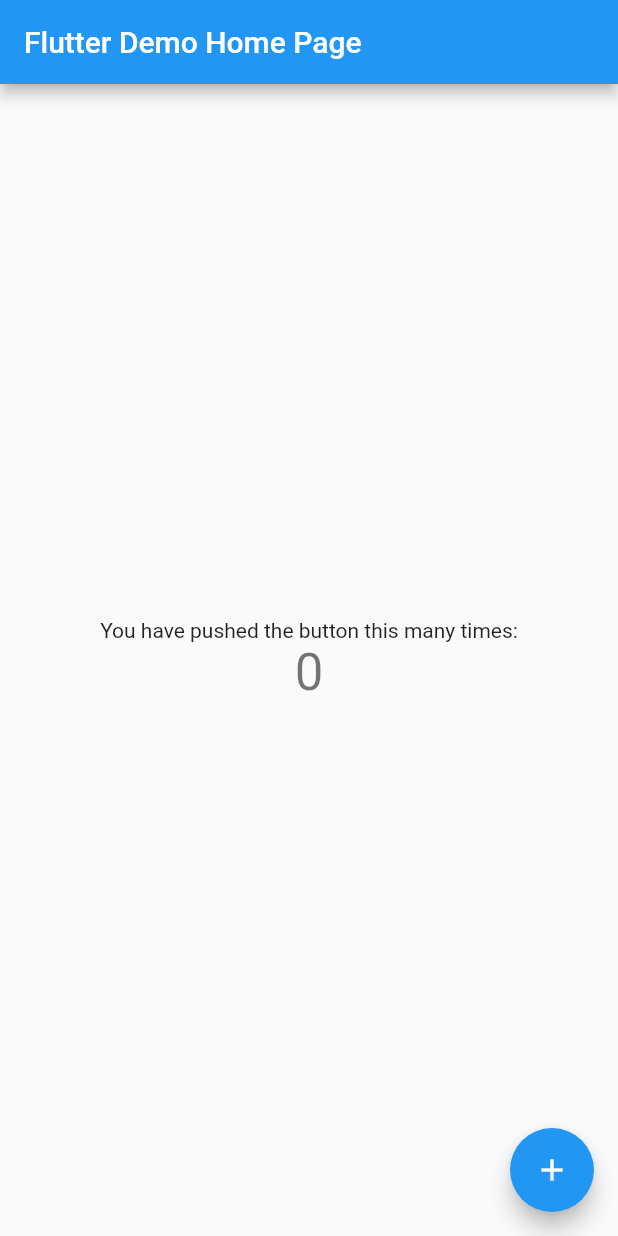
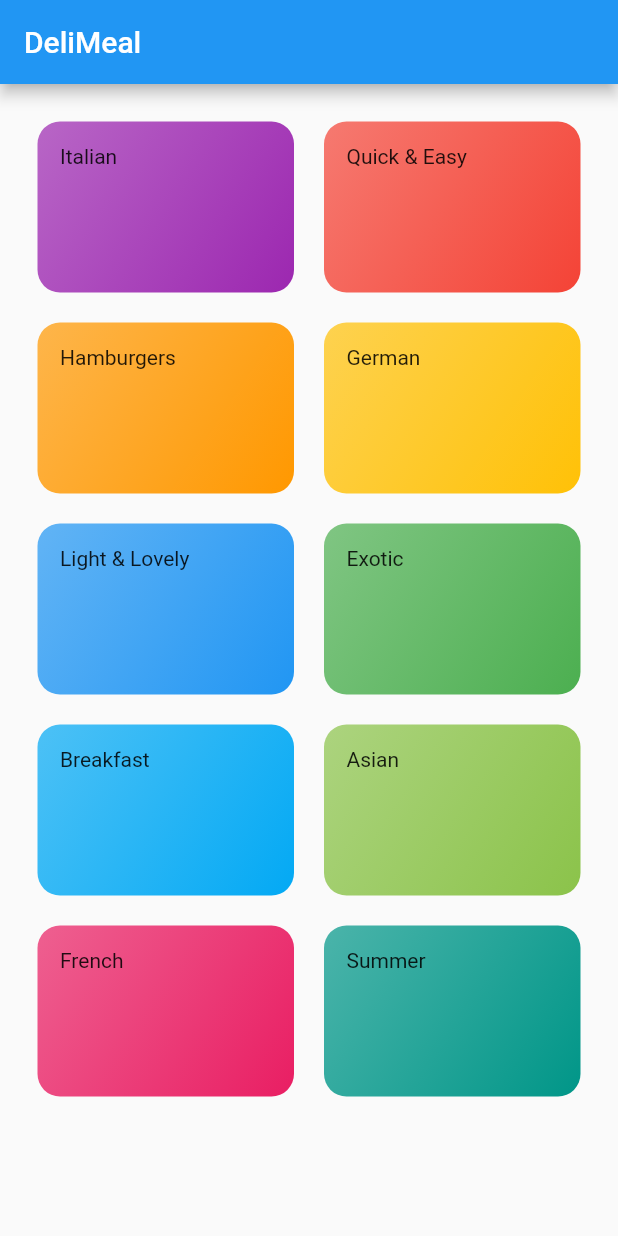
Before and after one commit to arielmagbanua/flutter-app-examples, a Flutter app: the screen it shows after launch, on a phone screen of 412 x 824 dp. Run offline on Flutter 3.47's test engine with Material 2 defaults, Android fonts, the phone set to English and light mode, and no system bars.

Commit message:
Category screen

```diff
--- /dev/null
+++ b/deli_meals/lib/categories_screen.dart
@@ -0,0 +1,27 @@
+import 'package:flutter/material.dart';
+
+import './dummy_data.dart';
+import './category_item.dart';
+
+class CategoriesScreen extends StatelessWidget {
+  @override
+  Widget build(BuildContext context) {
+    return Scaffold(
+      appBar: AppBar(
+        title: const Text('DeliMeal'),
+      ),
+      body: GridView(
+        padding: const EdgeInsets.all(25),
+        children: DUMMY_CATEGORIES.map((catData) {
+          return CategoryItem(catData.title, catData.color);
+        }).toList(),
+        gridDelegate: SliverGridDelegateWithMaxCrossAxisExtent(
+          maxCrossAxisExtent: 200,
+          childAspectRatio: 3 / 2,
+          crossAxisSpacing: 20,
+          mainAxisSpacing: 20,
+        ),
+      ),
+    );
+  }
+}
--- /dev/null
+++ b/deli_meals/lib/category_item.dart
@@ -0,0 +1,27 @@
+import 'package:flutter/material.dart';
+
+class CategoryItem extends StatelessWidget {
+  final String title;
+  final Color color;
+
+  CategoryItem(this.title, this.color);
+
+  @override
+  Widget build(BuildContext context) {
+    return Container(
+      padding: const EdgeInsets.all(15),
+      child: Text(title),
+      decoration: BoxDecoration(
+        gradient: LinearGradient(
+          colors: [
+            color.withOpacity(0.7),
+            color,
+          ],
+          begin: Alignment.topLeft,
+          end: Alignment.bottomRight,
+        ),
+        borderRadius: BorderRadius.circular(15),
+      ),
+    );
+  }
+}
--- /dev/null
+++ b/deli_meals/lib/dummy_data.dart
@@ -0,0 +1,56 @@
+import 'package:flutter/material.dart';
+
+import './models/category.dart';
+
+const DUMMY_CATEGORIES = const [
+  Category(
+    id: 'c1',
+    title: 'Italian',
+    color: Colors.purple,
+  ),
+  Category(
+    id: 'c2',
+    title: 'Quick & Easy',
+    color: Colors.red,
+  ),
+  Category(
+    id: 'c3',
+    title: 'Hamburgers',
+    color: Colors.orange,
+  ),
+  Category(
+    id: 'c4',
+    title: 'German',
+    color: Colors.amber,
+  ),
+  Category(
+    id: 'c5',
+    title: 'Light & Lovely',
+    color: Colors.blue,
+  ),
+  Category(
+    id: 'c6',
+    title: 'Exotic',
+    color: Colors.green,
+  ),
+  Category(
+    id: 'c7',
+    title: 'Breakfast',
+    color: Colors.lightBlue,
+  ),
+  Category(
+    id: 'c8',
+    title: 'Asian',
+    color: Colors.lightGreen,
+  ),
+  Category(
+    id: 'c9',
+    title: 'French',
+    color: Colors.pink,
+  ),
+  Category(
+    id: 'c10',
+    title: 'Summer',
+    color: Colors.teal,
+  ),
+];
--- a/deli_meals/lib/main.dart
+++ b/deli_meals/lib/main.dart
@@ -1,4 +1,6 @@
 import 'package:flutter/material.dart';
+
+import './categories_screen.dart';
 
 void main() {
   runApp(MyApp());
@@ -14,56 +16,7 @@ class MyApp extends StatelessWidget {
         primarySwatch: Colors.blue,
         visualDensity: VisualDensity.adaptivePlatformDensity,
       ),
-      home: MyHomePage(title: 'Flutter Demo Home Page'),
+      home: CategoriesScreen(),
     );
   }
 }
-
-class MyHomePage extends StatefulWidget {
-  MyHomePage({Key key, this.title}) : super(key: key);
-
-  final String title;
-
-  @override
-  _MyHomePageState createState() => _MyHomePageState();
-}
-
-class _MyHomePageState extends State<MyHomePage> {
-  int _counter = 0;
-
-  void _incrementCounter() {
-    setState(() {
-      _counter++;
-    });
-  }
-
-  @override
-  Widget build(BuildContext context) {
-    return Scaffold(
-      appBar: AppBar(
-
-        title: Text(widget.title),
-      ),
-      body: Center(
-
-        child: Column(
-          mainAxisAlignment: MainAxisAlignment.center,
-          children: <Widget>[
-            Text(
-              'You have pushed the button this many times:',
-            ),
-            Text(
-              '$_counter',
-              style: Theme.of(context).textTheme.headline4,
-            ),
-          ],
-        ),
-      ),
-      floatingActionButton: FloatingActionButton(
-        onPressed: _incrementCounter,
-        tooltip: 'Increment',
-        child: Icon(Icons.add),
-      ), // This trailing comma makes auto-formatting nicer for build methods.
-    );
-  }
-}
--- /dev/null
+++ b/deli_meals/lib/models/category.dart
@@ -0,0 +1,13 @@
+import 'package:flutter/material.dart';
+
+class Category {
+  final String id;
+  final String title;
+  final Color color;
+
+  const Category({
+    @required this.id,
+    @required this.title,
+    this.color = Colors.orange,
+  });
+}
```
